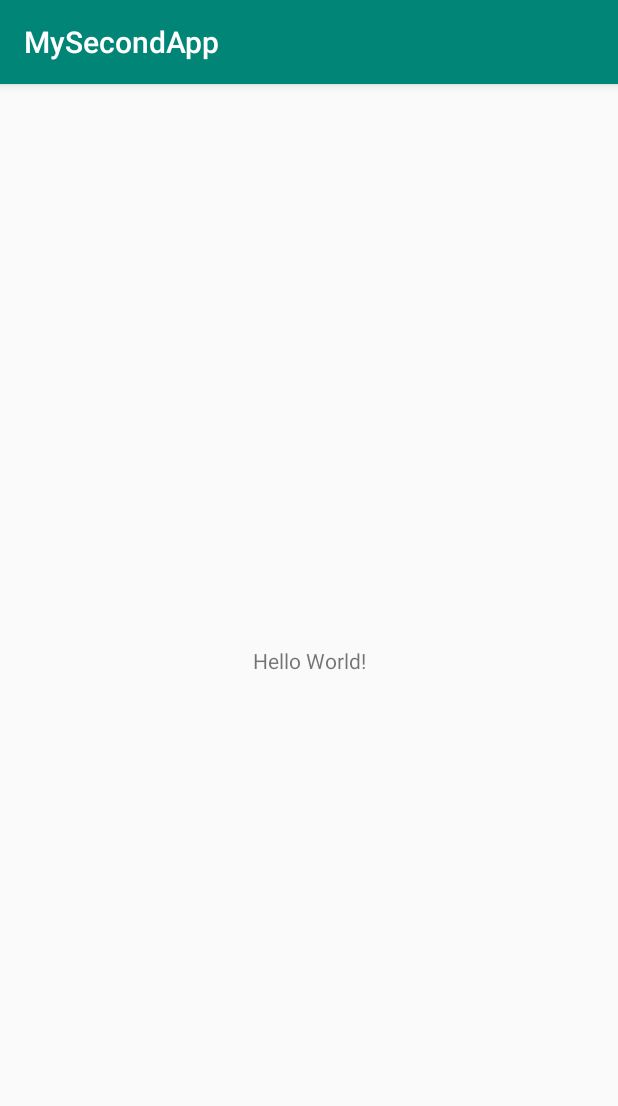
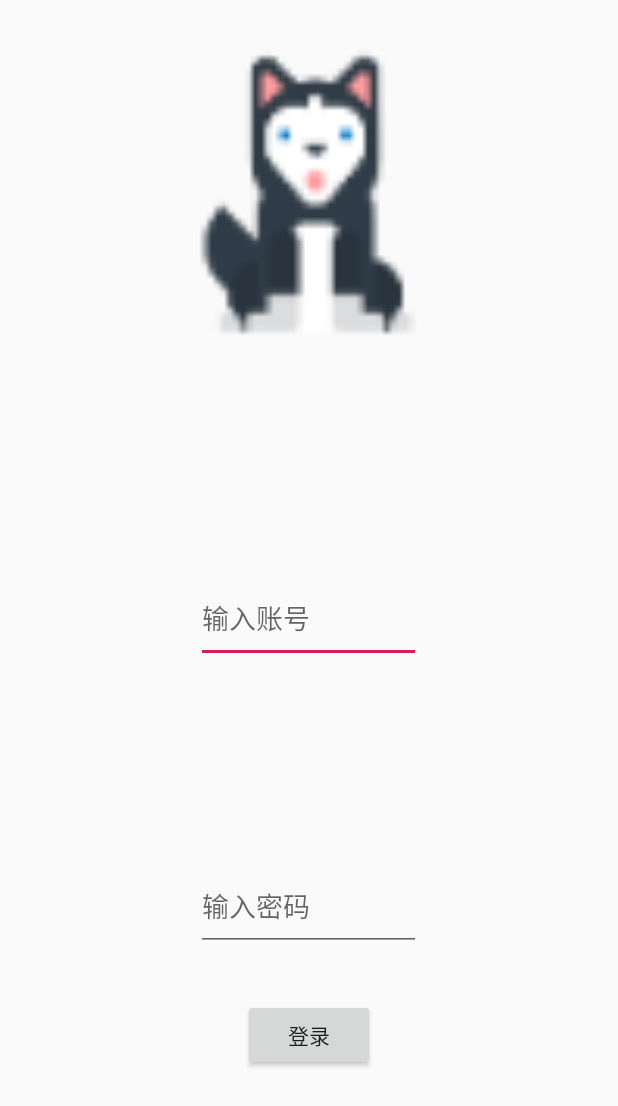
Before and after one commit to Raindeavour/fish-house, an Android app: the screen it shows after launch (MainActivity before the commit, LoginActivity after it), on a phone screen of 412 x 824 dp. Shown: the top 1106 px of the screen. Run offline under Robolectric (Android 15) with nearby library versions, the phone set to English and light mode, and no system bars; our stand-ins replace Picasso; pictures from the network do not load.

Commit message:
no message

```diff
--- a/MySecondApp/app/build.gradle
+++ b/MySecondApp/app/build.gradle
@@ -19,10 +19,12 @@ android {
 }
 
 dependencies {
-    implementation fileTree(dir: 'libs', include: ['*.jar'])
+    implementation fileTree(include: ['*.jar'], dir: 'libs')
     implementation 'com.android.support:appcompat-v7:28.0.0'
     implementation 'com.android.support.constraint:constraint-layout:1.1.3'
     testImplementation 'junit:junit:4.12'
     androidTestImplementation 'com.android.support.test:runner:1.0.2'
     androidTestImplementation 'com.android.support.test.espresso:espresso-core:3.0.2'
+    implementation 'com.squareup.picasso:picasso:2.71828'
+    implementation 'com.android.support:design:28.0.0'
 }
--- a/MySecondApp/app/src/main/AndroidManifest.xml
+++ b/MySecondApp/app/src/main/AndroidManifest.xml
@@ -1,6 +1,7 @@
 <?xml version="1.0" encoding="utf-8"?>
 <manifest xmlns:android="http://schemas.android.com/apk/res/android"
     package="com.example.mysecondapp">
+    <uses-permission android:name="android.permission.INTERNET" />
 
     <application
         android:allowBackup="true"
@@ -9,13 +10,15 @@
         android:roundIcon="@mipmap/ic_launcher_round"
         android:supportsRtl="true"
         android:theme="@style/AppTheme">
-        <activity android:name=".MainActivity">
+        <activity android:name=".activity.WelcomeActivity">
             <intent-filter>
                 <action android:name="android.intent.action.MAIN" />
 
                 <category android:name="android.intent.category.LAUNCHER" />
             </intent-filter>
         </activity>
+        <activity android:name=".activity.MainActivity"></activity>
+        <activity android:name=".activity.LoginActivity"></activity>
     </application>
 
 </manifest>
--- /dev/null
+++ b/MySecondApp/app/src/main/java/com/example/mysecondapp/activity/LoginActivity.java
@@ -0,0 +1,67 @@
+package com.example.mysecondapp.activity;
+
+import android.app.Activity;
+import android.content.Intent;
+import android.content.SharedPreferences;
+import android.os.Bundle;
+import android.support.v7.app.AlertDialog;
+import android.view.View;
+import android.widget.Button;
+import android.widget.EditText;
+
+import com.example.mysecondapp.R;
+
+public class LoginActivity extends Activity {
+
+    EditText inputID,inputPassword;
+    Button loginButton;
+    private SharedPreferences sp;
+
+    @Override
+    protected void onCreate(Bundle savedInstanceState) {
+        super.onCreate(savedInstanceState);
+        setContentView(R.layout.activity_login);
+
+        inputID = findViewById(R.id.inputID);
+        inputPassword = findViewById(R.id.inputPassword);
+        loginButton = findViewById(R.id.loginButton);
+
+        sp  = getSharedPreferences("ID&&Password",0);
+        final SharedPreferences.Editor editor = sp.edit();
+
+        loginButton.setOnClickListener(new View.OnClickListener() {
+            @Override
+            public void onClick(View v) {
+                editor.putString("18888888888","123456");   //固定
+                editor.commit();
+                String str = inputID.getText().toString();
+                if (!sp.getString(inputID.getText().toString(), "").isEmpty())
+                {
+                    if (sp.getString(inputID.getText().toString(), "").equals(inputPassword.getText().toString()))
+                    {
+                        inputID.setText(str);
+                        inputPassword.setText("");
+                        startActivity(new Intent(LoginActivity.this, MainActivity.class).putExtra("inputID",inputID.getText().toString()));
+                    }
+                    else
+                    {
+                        AlertDialog.Builder dialog = new AlertDialog.Builder(LoginActivity.this);
+                        dialog.setTitle("提示：");
+                        dialog.setMessage("密码为空或密码错误!");
+                        dialog.setPositiveButton("确定", null);
+                        AlertDialog show = dialog.create();
+                        show.show();
+                    }
+                } else {
+                    AlertDialog.Builder dialog = new AlertDialog.Builder(LoginActivity.this);
+                    dialog.setTitle("提示：");
+                    dialog.setMessage("账号为空或账号不存在!");
+                    dialog.setPositiveButton("确定", null);
+                    AlertDialog show = dialog.create();
+                    show.show();
+                }
+
+            }
+        });
+    }
+}
--- /dev/null
+++ b/MySecondApp/app/src/main/java/com/example/mysecondapp/activity/WelcomeActivity.java
@@ -0,0 +1,53 @@
+package com.example.mysecondapp.activity;
+
+import android.app.Activity;
+import android.content.Intent;
+import android.os.Bundle;
+import android.os.Handler;
+import android.view.View;
+import android.widget.Button;
+import android.widget.ImageView;
+
+import com.example.mysecondapp.R;
+import com.squareup.picasso.Picasso;
+
+
+public class WelcomeActivity extends Activity implements  Runnable {
+
+    Button skipButton;
+    ImageView imageView;
+
+    final Handler handler = new Handler();
+    Runnable runnable = new Runnable() {
+        @Override
+        public void run() {
+          startActivity(new Intent(WelcomeActivity.this,LoginActivity.class));
+        }
+    };
+
+    @Override
+    protected void onCreate(Bundle savedInstanceState) {
+        super.onCreate(savedInstanceState);
+        setContentView(R.layout.avtivity_welcome);
+
+        imageView= findViewById(R.id.img_welcome);
+        String url ="https://timgsa.baidu.com/timg?image&quality=80&size=b9999_10000&sec=1556009207307&di=80d409919c1f0eade760bcd35f76eb7e&imgtype=0&src=http%3A%2F%2Fimg.zcool.cn%2Fcommunity%2F012a55556bd67a0000009fcb2d9aeb.jpg%401280w_1l_2o_100sh.png";
+        Picasso.get().load(url).placeholder(R.mipmap.img_load).into(imageView);        //一定在Manifest添加访问网络权限，不然加载不出来
+
+        handler.postDelayed(runnable,5000);
+        skipButton = findViewById(R.id.skipButton);
+        skipButton.setOnClickListener(new View.OnClickListener() {
+            @Override
+            public void onClick(View v) {
+                startActivity(new Intent(WelcomeActivity.this,LoginActivity.class));
+                handler.removeCallbacks(runnable);
+                finish();
+            }
+        });
+    }
+
+    @Override
+    public void run() {
+
+    }
+}
--- /dev/null
+++ b/MySecondApp/app/src/main/res/layout/activity_login.xml
@@ -0,0 +1,48 @@
+<?xml version="1.0" encoding="utf-8"?>
+<RelativeLayout
+    xmlns:android="http://schemas.android.com/apk/res/android" android:layout_width="match_parent"
+    android:layout_height="match_parent">
+
+    <ImageView
+        android:layout_width="150dp"
+        android:layout_height="200dp"
+        android:background="@mipmap/img_login"
+        android:layout_centerHorizontal="true"
+        android:layout_marginTop="30dp"
+        android:id="@+id/img_login"
+        />
+
+    <EditText
+        android:id="@+id/inputID"
+        android:layout_width="150dp"
+        android:layout_height="60dp"
+        android:layout_centerInParent="true"
+        android:hint="输入账号"
+        android:digits="1234567890"
+        android:maxLength="11"
+        android:singleLine="true"/>
+
+    <EditText
+        android:id="@+id/inputPassword"
+        android:layout_width="150dp"
+        android:layout_height="60dp"
+        android:layout_alignStart="@+id/inputID"
+        android:layout_alignParentBottom="true"
+        android:layout_centerVertical="true"
+        android:layout_marginStart="0dp"
+        android:layout_marginBottom="190dp"
+        android:hint="输入密码"
+        android:digits="1234567890"
+        android:maxLength="6"
+        android:inputType="numberPassword"/>
+
+    <Button
+        android:id="@+id/loginButton"
+        android:layout_width="wrap_content"
+        android:layout_height="wrap_content"
+        android:layout_alignParentBottom="true"
+        android:layout_centerInParent="true"
+        android:layout_centerHorizontal="true"
+        android:layout_marginBottom="110dp"
+        android:text="登录"/>
+</RelativeLayout>
--- a/MySecondApp/app/src/main/res/layout/activity_main.xml
+++ b/MySecondApp/app/src/main/res/layout/activity_main.xml
@@ -1,18 +1,22 @@
 <?xml version="1.0" encoding="utf-8"?>
-<android.support.constraint.ConstraintLayout xmlns:android="http://schemas.android.com/apk/res/android"
+<RelativeLayout xmlns:android="http://schemas.android.com/apk/res/android"
     xmlns:app="http://schemas.android.com/apk/res-auto"
     xmlns:tools="http://schemas.android.com/tools"
     android:layout_width="match_parent"
     android:layout_height="match_parent"
-    tools:context=".MainActivity">
+    tools:context=".activity.MainActivity">
 
-    <TextView
+    <android.support.v4.view.ViewPager
         android:layout_width="wrap_content"
-        android:layout_height="wrap_content"
-        android:text="Hello World!"
-        app:layout_constraintBottom_toBottomOf="parent"
-        app:layout_constraintLeft_toLeftOf="parent"
-        app:layout_constraintRight_toRightOf="parent"
-        app:layout_constraintTop_toTopOf="parent" />
+        android:layout_height="500dp"
+        android:id="@+id/myViewPager" />
 
-</android.support.constraint.ConstraintLayout>
+    <android.support.design.widget.TabLayout
+        android:id="@+id/tabLayout"
+        android:layout_width="match_parent"
+        android:layout_height="match_parent"
+        app:tabSelectedTextColor="#f00"
+        android:layout_below="@id/myViewPager">
+    </android.support.design.widget.TabLayout>
+
+</RelativeLayout>
```
Also changed, not shown: MySecondApp/app/src/main/java/com/example/mysecondapp/MainActivity.java (deleted, +0 -13 lines), MySecondApp/app/src/main/java/com/example/mysecondapp/activity/MainActivity.java (added, +99 -0 lines), MySecondApp/app/src/main/java/com/example/mysecondapp/fragment/FourFragment.java (added, +20 -0 lines), MySecondApp/app/src/main/java/com/example/mysecondapp/fragment/OneFragment.java (added, +19 -0 lines), MySecondApp/app/src/main/java/com/example/mysecondapp/fragment/ThreeFragment.java (added, +20 -0 lines), MySecondApp/app/src/main/java/com/example/mysecondapp/fragment/TwoFragment.java (added, +20 -0 lines), MySecondApp/app/src/main/res/layout/avtivity_welcome.xml (added, +19 -0 lines), MySecondApp/app/src/main/res/layout/fragment_four.xml (added, +11 -0 lines), MySecondApp/app/src/main/res/layout/fragment_one.xml (added, +11 -0 lines), MySecondApp/app/src/main/res/layout/fragment_three.xml (added, +11 -0 lines), MySecondApp/app/src/main/res/layout/fragment_two.xml (added, +11 -0 lines), MySecondApp/app/src/main/res/mipmap-xxhdpi/img_load.png (added), MySecondApp/app/src/main/res/mipmap-xxxhdpi/img_login.png (added).
